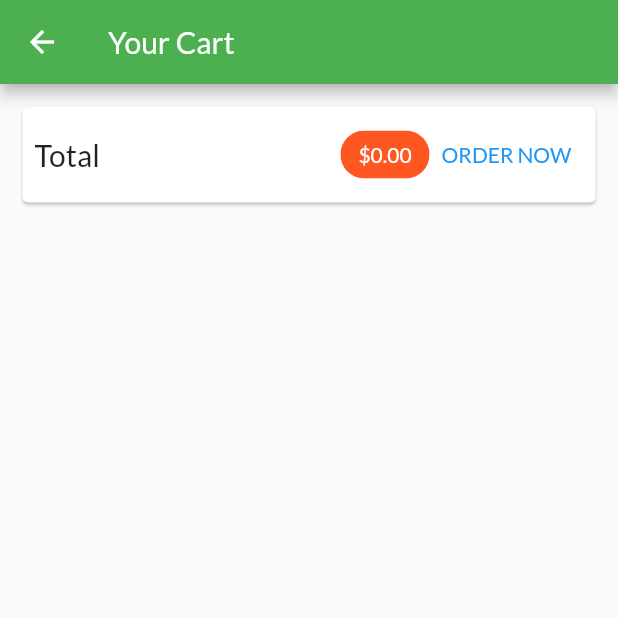
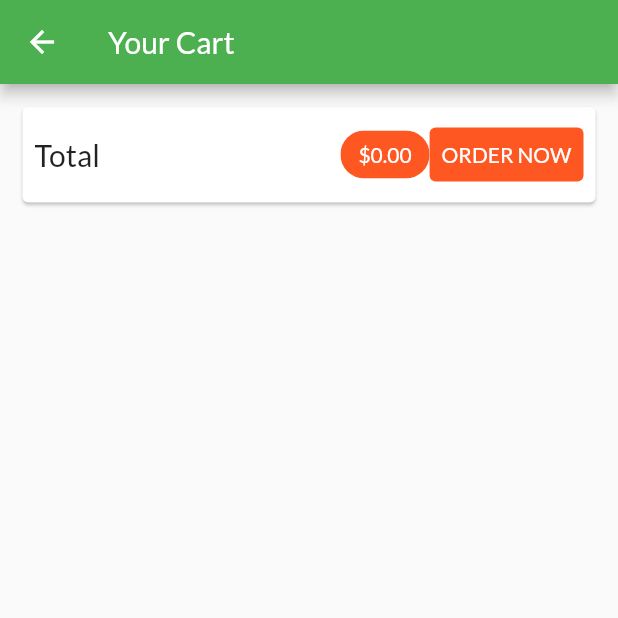
Before and after one commit to DuongYi/Flutter-Tutorial, a Flutter app: the CartScreen screen opened by its route, on a phone screen of 412 x 824 dp, the top half of it. Run offline on Flutter 3.47's test engine with Material 2 defaults, Android fonts, the phone set to English and light mode, and no system bars; network calls fail.

Commit message:
Storing Orders in the Web

```diff
--- a/lib/screens/cart_screen.dart
+++ b/lib/screens/cart_screen.dart
@@ -39,19 +39,7 @@ class CartScreen extends StatelessWidget {
                     ),
                     backgroundColor: Theme.of(context).colorScheme.secondary,
                   ),
-                  TextButton(
-                    onPressed: () {
-                      Provider.of<Orders>(context, listen: false).addOrder(
-                        cart.items.values.toList(),
-                        cart.totalAmount,
-                      );
-                      cart.clear();
-                    },
-                    style: TextButton.styleFrom(
-                      foregroundColor: Theme.of(context).primaryColor,
-                    ),
-                    child: const Text('ORDER NOW'),
-                  ),
+                  OrderButton(cart: cart),
                 ],
               ),
             ),
@@ -75,3 +63,51 @@ class CartScreen extends StatelessWidget {
     );
   }
 }
+
+class OrderButton extends StatefulWidget {
+  const OrderButton({
+    Key? key,
+    required this.cart,
+  }) : super(key: key);
+
+  final Cart cart;
+
+  @override
+  State<OrderButton> createState() => _OrderButtonState();
+}
+
+class _OrderButtonState extends State<OrderButton> {
+  var _isLoading = false;
+
+  @override
+  Widget build(BuildContext context) {
+    return TextButton(
+      onPressed: (widget.cart.totalAmount <= 0 || _isLoading)
+          ? null
+          : () async {
+              setState(() {
+                _isLoading = true;
+              });
+              await Provider.of<Orders>(context, listen: false).addOrder(
+                widget.cart.items.values.toList(),
+                widget.cart.totalAmount,
+              );
+              setState(() {
+                _isLoading = false;
+              });
+              widget.cart.clear();
+            },
+      style: TextButton.styleFrom(
+        backgroundColor: Theme.of(context).colorScheme.secondary,
+      ),
+      child: _isLoading
+          ? const CircularProgressIndicator()
+          : const Text(
+              'ORDER NOW',
+              style: TextStyle(
+                color: Colors.white,
+              ),
+            ),
+    );
+  }
+}
```
Also changed, not shown: lib/providers/orders.dart (+27 -3 lines).
